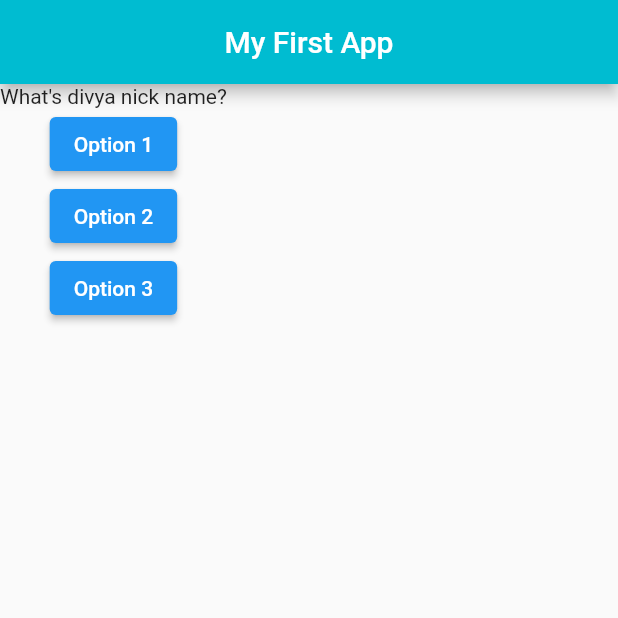
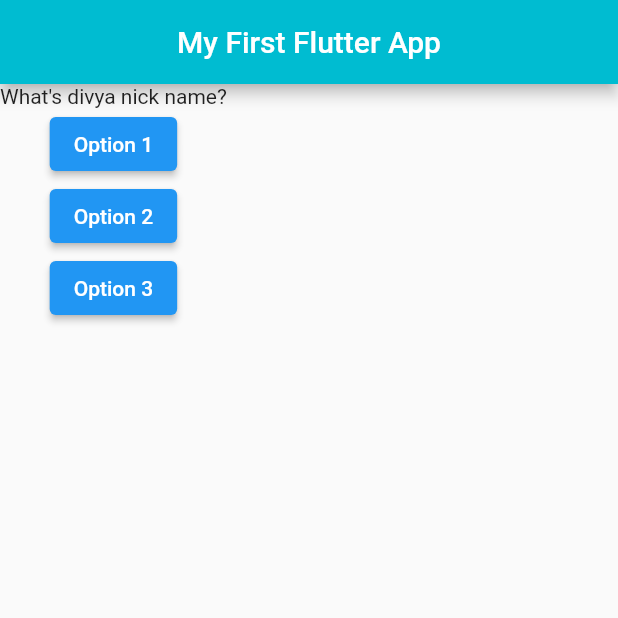
Before and after one commit to vaibhavshah9537/first-flutter, a Flutter app: the screen it shows after launch, on a phone screen of 412 x 824 dp, the top half of it. Run offline on Flutter 3.47's test engine with Material 2 defaults, Android fonts, the phone set to English and light mode, and no system bars.

Commit message:
title text changes

```diff
--- a/lib/main.dart
+++ b/lib/main.dart
@@ -30,7 +30,7 @@ class _MyAppState extends State<MyApp>{
     return MaterialApp(
       home: Scaffold(
         appBar: AppBar(
-          title: Text('My First App'),
+          title: Text('My First Flutter App'),
           centerTitle: true,
           backgroundColor: Color(0xff00BCD1),
         ),
```
